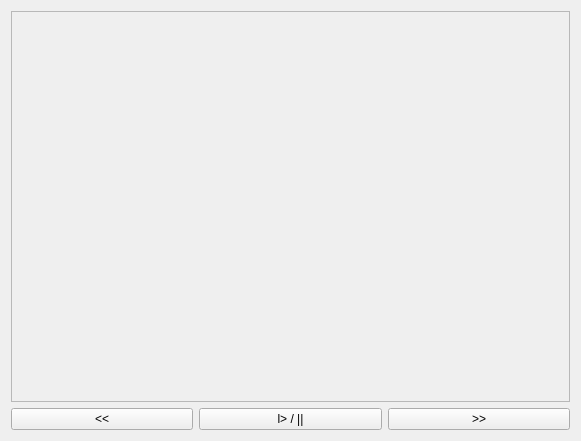
Above: playstats/videoplayer.ui from V-Mirea/PlayStats before the change. Below: the same form after it.
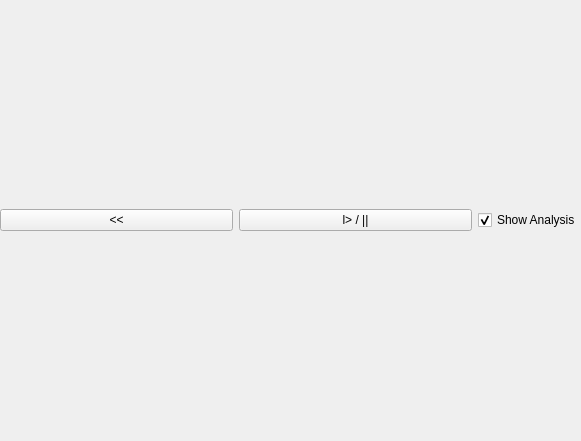
That is the form after the change.

Commit message: Add checkbox to toggle painting analysis results

Diff of the .ui file:
```diff
--- a/playstats/videoplayer.ui
+++ b/playstats/videoplayer.ui
@@ -13,37 +13,58 @@
   <property name="windowTitle">
    <string>Video</string>
   </property>
-  <layout class="QGridLayout" name="gridLayout">
-   <item row="1" column="2">
-    <widget class="QPushButton" name="buttonForward">
-     <property name="text">
-      <string>&gt;&gt;</string>
-     </property>
-    </widget>
-   </item>
-   <item row="1" column="1">
-    <widget class="QPushButton" name="buttonPause">
-     <property name="text">
-      <string>l&gt; / ||</string>
-     </property>
-    </widget>
-   </item>
-   <item row="1" column="0">
+  <layout class="QVBoxLayout" name="verticalLayout">
+   <property name="spacing">
+    <number>0</number>
+   </property>
+   <property name="leftMargin">
+    <number>0</number>
+   </property>
+   <property name="topMargin">
+    <number>0</number>
+   </property>
+   <property name="rightMargin">
+    <number>0</number>
+   </property>
+   <property name="bottomMargin">
+    <number>0</number>
+   </property>
+   <item>
+    <layout class="QHBoxLayout" name="horizontalLayout">
+     <property name="spacing">
+      <number>6</number>
+     </property>
+     <item>
     <widget class="QPushButton" name="buttonBack">
      <property name="text">
       <string>&lt;&lt;</string>
      </property>
     </widget>
    </item>
-   <item row="0" column="0" colspan="3">
-    <widget class="QFrame" name="videoFrame">
-     <property name="frameShape">
-      <enum>QFrame::StyledPanel</enum>
-     </property>
-     <property name="frameShadow">
-      <enum>QFrame::Raised</enum>
-     </property>
-    </widget>
+     <item>
+      <widget class="QPushButton" name="buttonPause">
+       <property name="text">
+        <string>l&gt; / ||</string>
+       </property>
+      </widget>
+     </item>
+     <item>
+      <widget class="QCheckBox" name="checkShowAnalysis">
+       <property name="sizePolicy">
+        <sizepolicy hsizetype="Maximum" vsizetype="Fixed">
+         <horstretch>0</horstretch>
+         <verstretch>0</verstretch>
+        </sizepolicy>
+       </property>
+       <property name="text">
+        <string>Show Analysis</string>
+       </property>
+       <property name="checked">
+        <bool>true</bool>
+       </property>
+      </widget>
+     </item>
+    </layout>
    </item>
   </layout>
  </widget>
```
Lines whose indentation alone changed are shown as unchanged. The commit also changes 4 other files.
